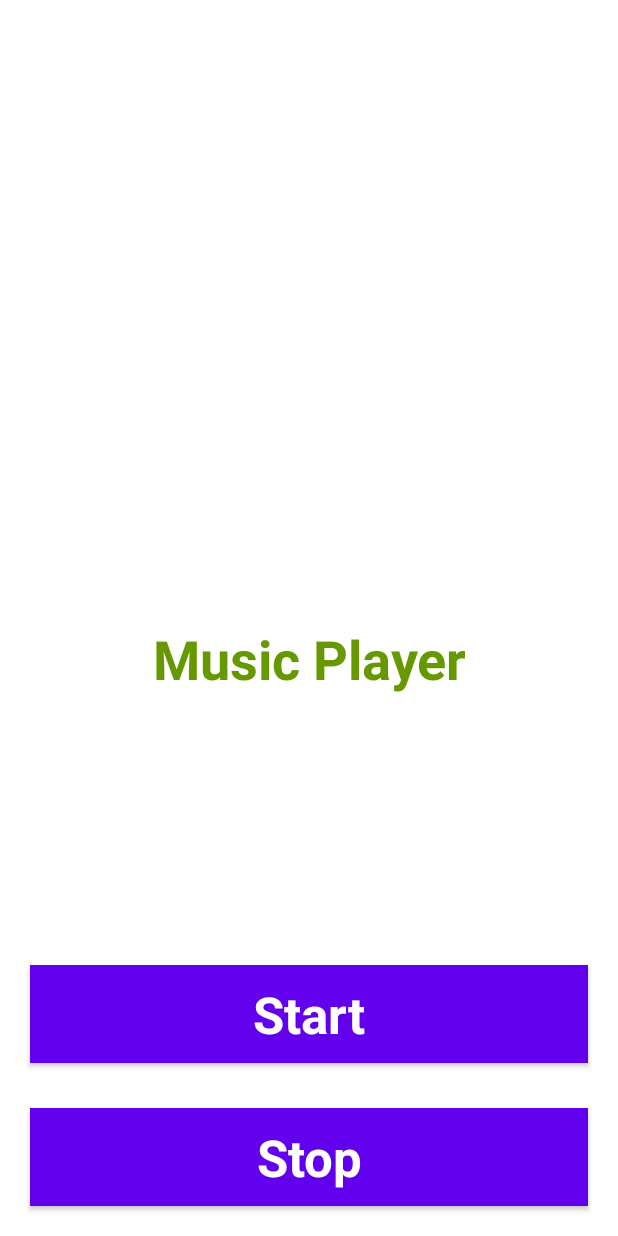
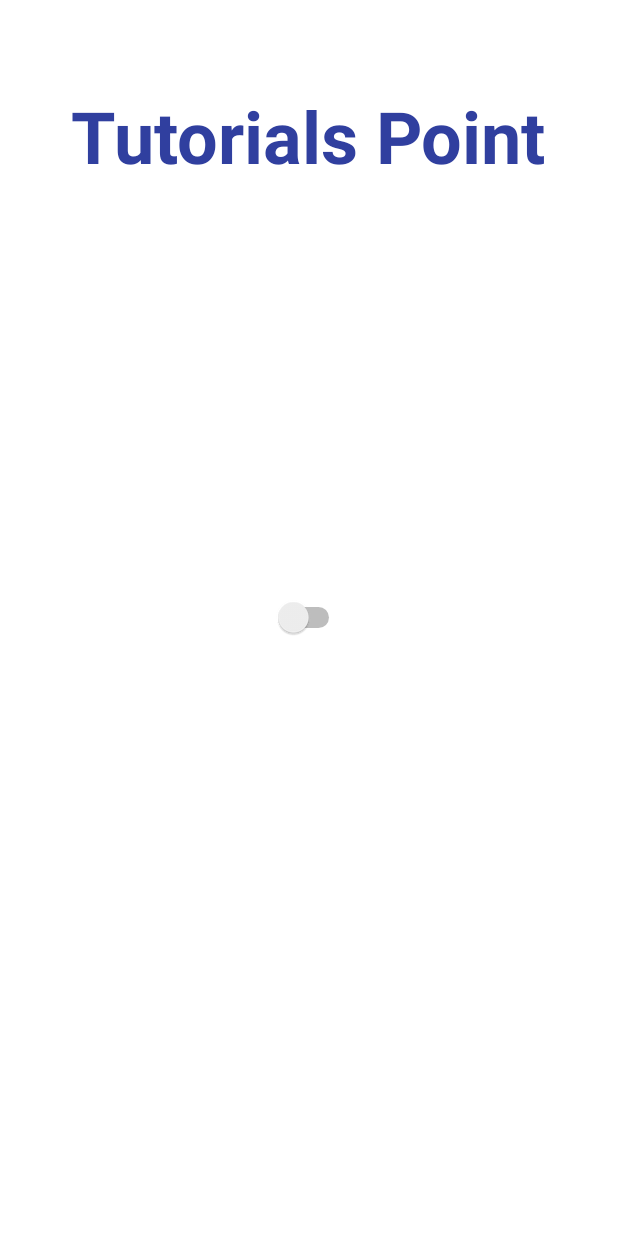
Before and after one commit to Shevy-D/Test, an Android app: the layout activity_main.xml on its own in the app's theme, with its tools: preview values and no code run, on a phone screen of 412 x 824 dp. Run offline under Robolectric (Android 15) with nearby library versions, the phone set to English and light mode, and no system bars.

```diff
--- a/app/src/main/AndroidManifest.xml
+++ b/app/src/main/AndroidManifest.xml
@@ -2,6 +2,8 @@
 <manifest xmlns:android="http://schemas.android.com/apk/res/android"
     xmlns:tools="http://schemas.android.com/tools"
     package="com.shevy.test">
+
+    <uses-permission android:name="android.permission.CHANGE_WIFI_STATE" />
 
     <application
         android:allowBackup="true"
@@ -13,13 +15,11 @@
         android:supportsRtl="true"
         android:theme="@style/Theme.Test"
         tools:targetApi="31">
-        <service android:name=".services.MyService" />
         <activity
             android:name=".MainActivity"
             android:exported="true">
             <intent-filter>
                 <action android:name="android.intent.action.MAIN" />
-
                 <category android:name="android.intent.category.LAUNCHER" />
             </intent-filter>
         </activity>
--- a/app/src/main/java/com/shevy/test/MainActivity.kt
+++ b/app/src/main/java/com/shevy/test/MainActivity.kt
@@ -1,7 +1,13 @@
 package com.shevy.test
 
+import android.content.BroadcastReceiver
+import android.content.Context
 import android.content.Intent
+import android.content.IntentFilter
+import android.net.wifi.WifiManager
 import android.os.Bundle
+import android.widget.Switch
+import android.widget.Toast
 import androidx.appcompat.app.AppCompatActivity
 import androidx.fragment.app.FragmentTransaction
 import com.shevy.test.databinding.ActivityMainBinding
@@ -14,19 +20,50 @@ class MainActivity : AppCompatActivity() {
 
     private lateinit var binding: ActivityMainBinding
 
+    lateinit var wifiSwitch: Switch
+    lateinit var wifiManager: WifiManager
+
     override fun onCreate(savedInstanceState: Bundle?) {
         super.onCreate(savedInstanceState)
         binding = ActivityMainBinding.inflate(layoutInflater).apply { setContentView(root) }
 
-        binding.apply {
-            btnStart.setOnClickListener {
-                startService(Intent(this@MainActivity, MyService::class.java))
-            }
-
-            btnStop.setOnClickListener {
-                stopService(Intent(this@MainActivity,MyService::class.java))
+        title = "KotlinApp"
+        wifiSwitch = binding.wifiSwitch
+        wifiManager = applicationContext.getSystemService(Context.WIFI_SERVICE) as WifiManager
+        wifiSwitch.setOnCheckedChangeListener { _, isChecked ->
+            if (isChecked) {
+                wifiManager.isWifiEnabled = true
+                wifiSwitch.text = "WiFi is ON"
+            } else {
+                wifiManager.isWifiEnabled = false
+                wifiSwitch.text = "WiFi is OFF"
             }
         }
     }
-
+    override fun onStart() {
+        super.onStart()
+        val intentFilter = IntentFilter(WifiManager.WIFI_STATE_CHANGED_ACTION)
+        registerReceiver(wifiStateReceiver, intentFilter)
+    }
+    override fun onStop() {
+        super.onStop()
+        unregisterReceiver(wifiStateReceiver)
+    }
+    private val wifiStateReceiver: BroadcastReceiver = object : BroadcastReceiver() {
+        override fun onReceive(context: Context, intent: Intent) {
+            when (intent.getIntExtra(WifiManager.EXTRA_WIFI_STATE,
+                WifiManager.WIFI_STATE_UNKNOWN)) {
+                WifiManager.WIFI_STATE_ENABLED -> {
+                    wifiSwitch.isChecked = true
+                    wifiSwitch.text = "WiFi is ON"
+                    Toast.makeText(this@MainActivity, "Wifi is On", Toast.LENGTH_SHORT).show()
+                }
+                WifiManager.WIFI_STATE_DISABLED -> {
+                    wifiSwitch.isChecked = false
+                    wifiSwitch.text = "WiFi is OFF"
+                    Toast.makeText(this@MainActivity, "Wifi is Off", Toast.LENGTH_SHORT).show()
+                }
+            }
+        }
+    }
 }
--- a/app/src/main/res/layout/activity_main.xml
+++ b/app/src/main/res/layout/activity_main.xml
@@ -1,66 +1,23 @@
 <?xml version="1.0" encoding="utf-8"?>
-<androidx.constraintlayout.widget.ConstraintLayout xmlns:android="http://schemas.android.com/apk/res/android"
-    xmlns:app="http://schemas.android.com/apk/res-auto"
+<RelativeLayout xmlns:android="http://schemas.android.com/apk/res/android"
     xmlns:tools="http://schemas.android.com/tools"
     android:layout_width="match_parent"
     android:layout_height="match_parent"
     tools:context=".MainActivity">
-
-    <LinearLayout
-        android:id="@+id/linearLayout"
-        android:layout_width="match_parent"
+    <TextView
+        android:id="@+id/textView"
+        android:layout_width="wrap_content"
         android:layout_height="wrap_content"
-        android:layout_centerVertical="true"
-        android:orientation="vertical"
-        app:layout_constraintBottom_toBottomOf="parent"
-        app:layout_constraintEnd_toEndOf="parent"
-        app:layout_constraintStart_toStartOf="parent"
-        app:layout_constraintTop_toTopOf="parent"
-        app:layout_constraintVertical_bias="1.0"
-        tools:ignore="MissingConstraints">
-
-        <TextView
-            android:id="@+id/textView1"
-            android:layout_width="match_parent"
-            android:layout_height="wrap_content"
-            android:layout_marginBottom="170dp"
-            android:text="Music Player"
-            android:textAlignment="center"
-            android:textAppearance="@style/TextAppearance.AppCompat.Large"
-            android:textColor="@android:color/holo_green_dark"
-            android:textSize="36sp"
-            android:textStyle="bold" />
-
-        <Button
-            android:id="@+id/btnStart"
-            android:layout_width="match_parent"
-            android:layout_height="match_parent"
-            android:layout_marginStart="20dp"
-            android:layout_marginTop="10dp"
-            android:layout_marginEnd="20dp"
-            android:layout_marginBottom="20dp"
-            android:background="#4CAF50"
-            android:text="Start"
-            android:textAlignment="center"
-            android:textAppearance="@style/TextAppearance.AppCompat.Display1"
-            android:textColor="#FFFFFF"
-            android:textStyle="bold" />
-
-        <Button
-            android:id="@+id/btnStop"
-            android:layout_width="match_parent"
-            android:layout_height="match_parent"
-            android:layout_marginStart="20dp"
-            android:layout_marginTop="10dp"
-            android:layout_marginEnd="20dp"
-            android:layout_marginBottom="20dp"
-            android:background="#4CAF50"
-            android:text="Stop"
-            android:textAlignment="center"
-            android:textAppearance="@style/TextAppearance.AppCompat.Display1"
-            android:textColor="#FFFFFF"
-            android:textStyle="bold" />
-
-    </LinearLayout>
-
-</androidx.constraintlayout.widget.ConstraintLayout>
+        android:layout_centerHorizontal="true"
+        android:layout_marginTop="50dp"
+        android:padding="8dp"
+        android:text="Tutorials Point"
+        android:textColor="@color/colorPrimaryDark"
+        android:textSize="48sp"
+        android:textStyle="bold" />
+    <Switch
+        android:id="@+id/wifiSwitch"
+        android:layout_width="wrap_content"
+        android:layout_height="wrap_content"
+        android:layout_centerInParent="true" />
+</RelativeLayout>
```
